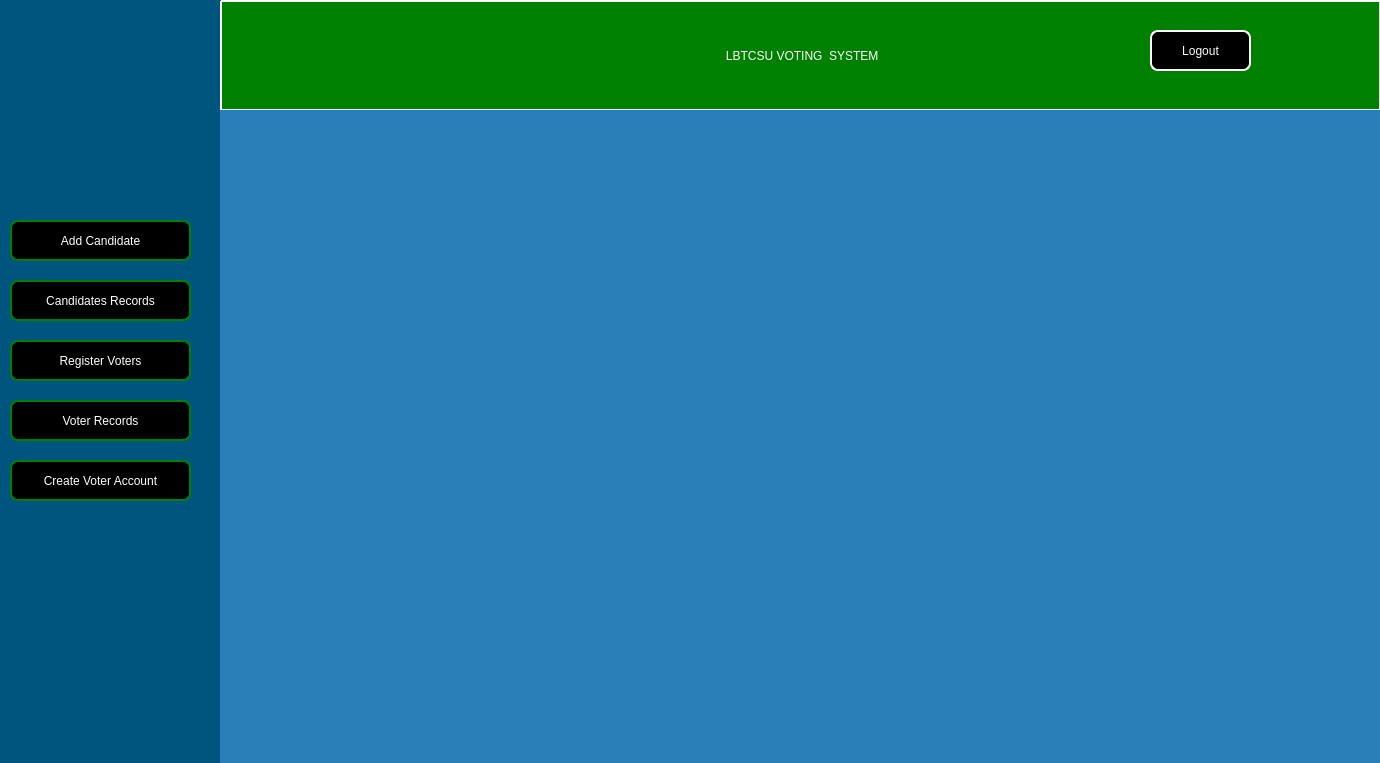
Above: dashboard.ui from Rabsoninnora/LBTCSU before the change. Below: the same form after it.
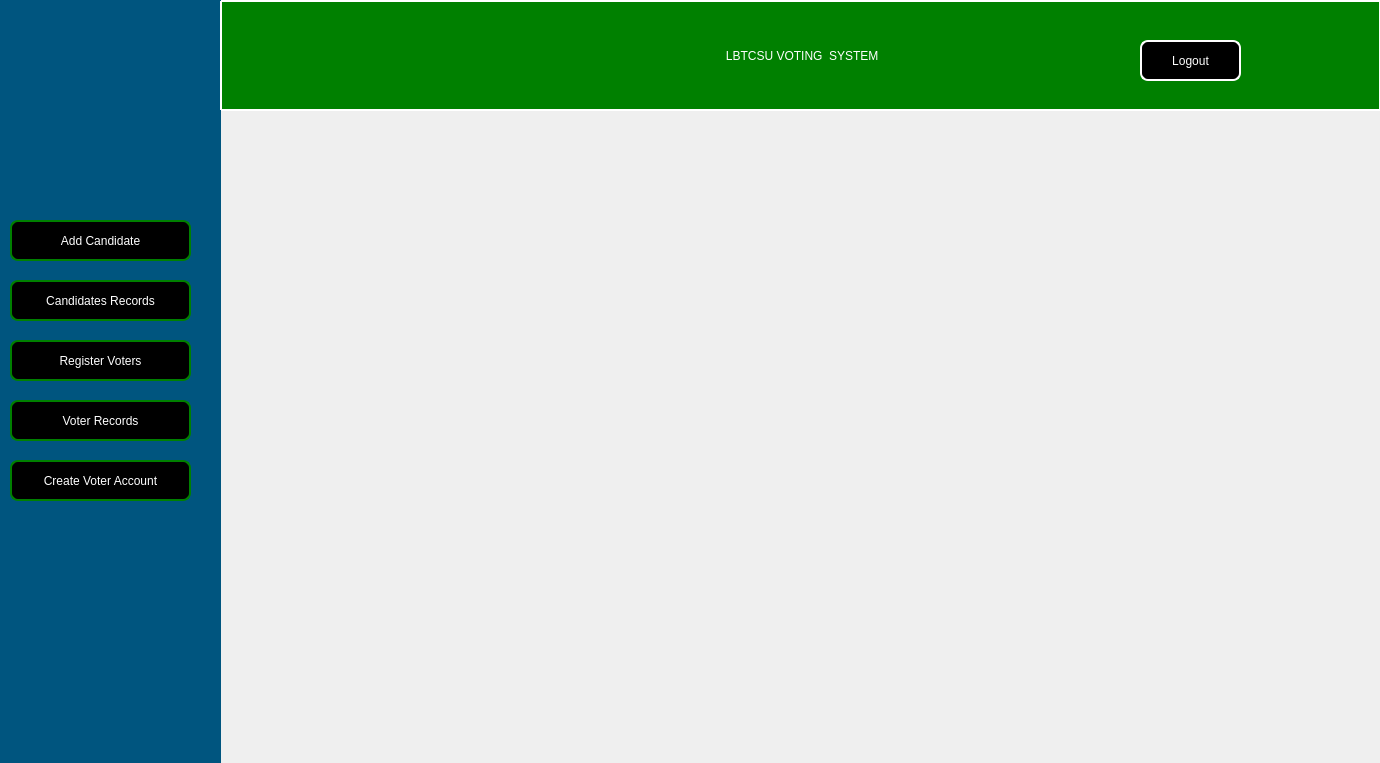
That is the form after the change. Icons and pictures are not drawn.

```diff
--- a/dashboard.ui
+++ b/dashboard.ui
@@ -52,8 +52,8 @@
   <widget class="QPushButton" name="btn_Dashboard_logout">
    <property name="geometry">
     <rect>
-     <x>1150</x>
-     <y>30</y>
+     <x>1140</x>
+     <y>40</y>
      <width>101</width>
      <height>41</height>
     </rect>
@@ -199,7 +199,10 @@
     </rect>
    </property>
    <property name="styleSheet">
-    <string notr="true">background-color: #2980b9;</string>
+    <string notr="true">QLabel{ 
+image: url(:/new/innora/asd.jpg);
+
+}</string>
    </property>
    <property name="text">
     <string/>
```
